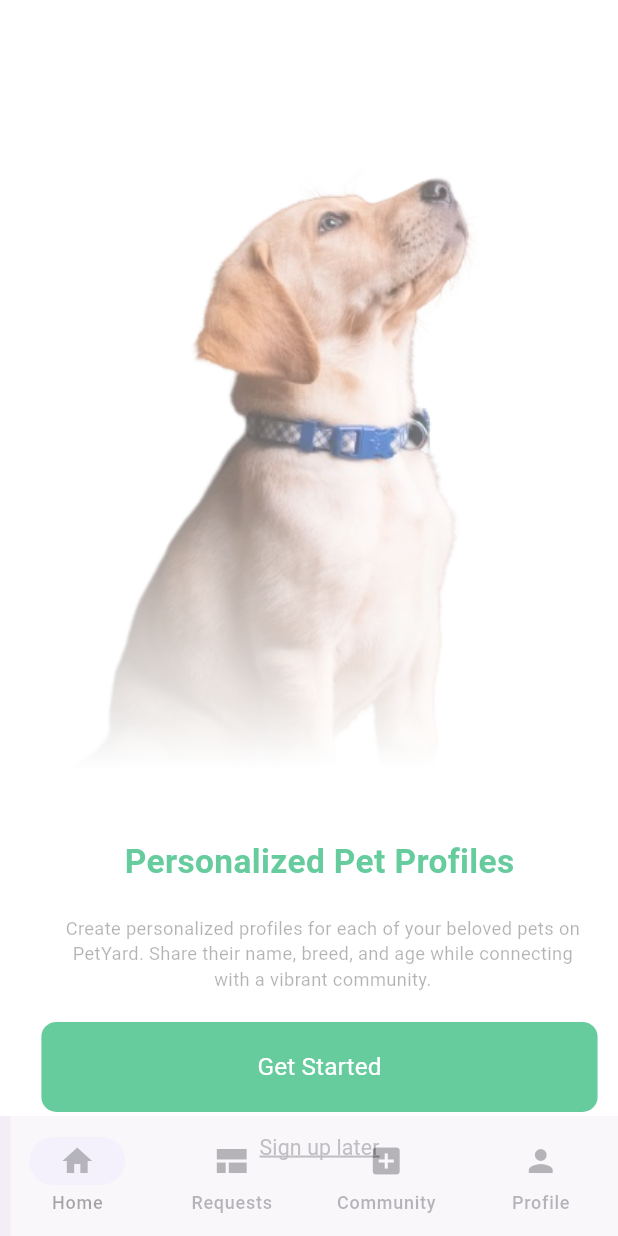
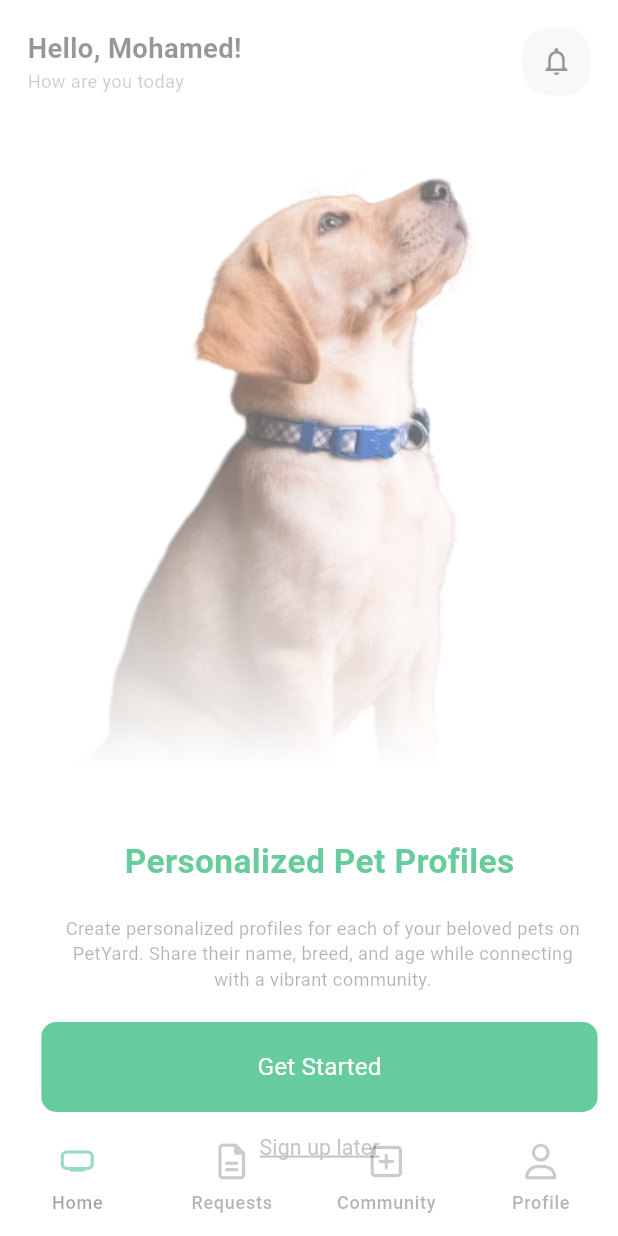
Before and after one commit to Loaiosama/PetYard, a Flutter app: the HomeScreen screen opened by its route, item 2 of the bottom bar chosen, on a phone screen of 412 x 824 dp. Run offline on Flutter 3.47's test engine with Material 3 defaults, Android fonts, the phone set to English and light mode, and no system bars; our stand-ins replace animated_splash_screen, dio, flutter_screenutil, flutter_secure_storage, font_awesome_flutter, go_router and 1 more; accounts and stored records are empty.

Commit message:
Home app bar done

```diff
--- a/petowner_frontend/lib/core/utils/theming/styles.dart
+++ b/petowner_frontend/lib/core/utils/theming/styles.dart
@@ -22,7 +22,7 @@ class Styles {
 
   static TextStyle styles18BoldBlack = TextStyle(
     fontSize: 18.sp,
-    fontWeight: FontWeight.w600,
+    fontWeight: FontsHelper.bold,
     color: Colors.black,
   );
   static TextStyle styles16BoldBlack = TextStyle(
@@ -45,4 +45,9 @@ class Styles {
     fontWeight: FontWeight.normal,
     color: Colors.black.withOpacity(0.5),
   );
+  static TextStyle styles12RegularOpacityBlack = TextStyle(
+    fontSize: 12.sp,
+    fontWeight: FontsHelper.regular,
+    color: Colors.black.withOpacity(0.5),
+  );
 }
--- a/petowner_frontend/lib/features/home/presentation/view/home.dart
+++ b/petowner_frontend/lib/features/home/presentation/view/home.dart
@@ -1,4 +1,6 @@
 import 'package:flutter/material.dart';
+import 'package:font_awesome_flutter/font_awesome_flutter.dart';
+import 'package:petowner_frontend/core/utils/theming/colors.dart';
 
 import 'widgets/home_screen_body.dart';
 
@@ -10,21 +12,43 @@ class HomeScreen extends StatelessWidget {
     return Scaffold(
       body: const HomeScreenBody(),
       bottomNavigationBar: NavigationBar(
-        destinations: const [
+        backgroundColor: Colors.white,
+        elevation: 2.0,
+        indicatorColor: Colors.transparent,
+        selectedIndex: 0,
+        // shadowColor: Colors.black,
+        // surfaceTintColor: Colors.white,
+        destinations: [
           NavigationDestination(
-            icon: Icon(Icons.home),
+            icon: Icon(
+              Icons.home_max_outlined,
+              color: Colors.black.withOpacity(0.5),
+            ),
             label: 'Home',
+            selectedIcon: const Icon(
+              Icons.home_max_outlined,
+              color: kPrimaryGreen,
+            ),
           ),
           NavigationDestination(
-            icon: Icon(Icons.view_comfortable),
+            icon: Icon(
+              FontAwesomeIcons.fileLines,
+              color: Colors.black.withOpacity(0.5),
+            ),
             label: 'Requests',
           ),
           NavigationDestination(
-            icon: Icon(Icons.add_box),
+            icon: Icon(
+              FontAwesomeIcons.squarePlus,
+              color: Colors.black.withOpacity(0.5),
+            ),
             label: 'Community',
           ),
           NavigationDestination(
-            icon: Icon(Icons.person),
+            icon: Icon(
+              FontAwesomeIcons.user,
+              color: Colors.black.withOpacity(0.5),
+            ),
             label: 'Profile',
           ),
         ],
--- /dev/null
+++ b/petowner_frontend/lib/features/home/presentation/view/widgets/home_app_bar.dart
@@ -0,0 +1,48 @@
+
+import 'package:flutter/material.dart';
+import 'package:flutter_screenutil/flutter_screenutil.dart';
+import 'package:petowner_frontend/core/utils/theming/styles.dart';
+
+class HomeAppBar extends StatelessWidget {
+  const HomeAppBar({super.key});
+
+  @override
+  Widget build(BuildContext context) {
+    return Row(
+      mainAxisAlignment: MainAxisAlignment.spaceBetween,
+      children: [
+        Column(
+          crossAxisAlignment: CrossAxisAlignment.start,
+          children: [
+            Text(
+              'Hello, Mohamed!',
+              style: Styles.styles18BoldBlack,
+            ),
+            Text(
+              'How are you today',
+              style: Styles.styles12RegularOpacityBlack,
+            ),
+          ],
+        ),
+        Container(
+          width: MediaQuery.of(context).size.width * 0.11,
+          height: MediaQuery.of(context).size.width * 0.11,
+          decoration: BoxDecoration(
+            color: Colors.grey[200],
+            borderRadius: BorderRadius.circular(18.0.r),
+          ),
+          child: Center(
+            child: IconButton(
+              onPressed: () {},
+              icon: Icon(
+                Icons.notifications_none_outlined,
+                color: Colors.black,
+                size: 22.sp,
+              ),
+            ),
+          ),
+        ),
+      ],
+    );
+  }
+}
--- a/petowner_frontend/lib/features/home/presentation/view/widgets/home_screen_body.dart
+++ b/petowner_frontend/lib/features/home/presentation/view/widgets/home_screen_body.dart
@@ -1,10 +1,24 @@
 import 'package:flutter/material.dart';
+import 'package:flutter_screenutil/flutter_screenutil.dart';
+import 'package:petowner_frontend/core/utils/theming/styles.dart';
+
+import 'home_app_bar.dart';
 
 class HomeScreenBody extends StatelessWidget {
   const HomeScreenBody({super.key});
 
   @override
   Widget build(BuildContext context) {
-    return const Column();
+    return SafeArea(
+      child: Padding(
+        padding: EdgeInsets.only(left: 16.w, right: 16.w, top: 16.w),
+        child: const Column(
+          crossAxisAlignment: CrossAxisAlignment.start,
+          children: [
+            HomeAppBar(),
+          ],
+        ),
+      ),
+    );
   }
 }
```
